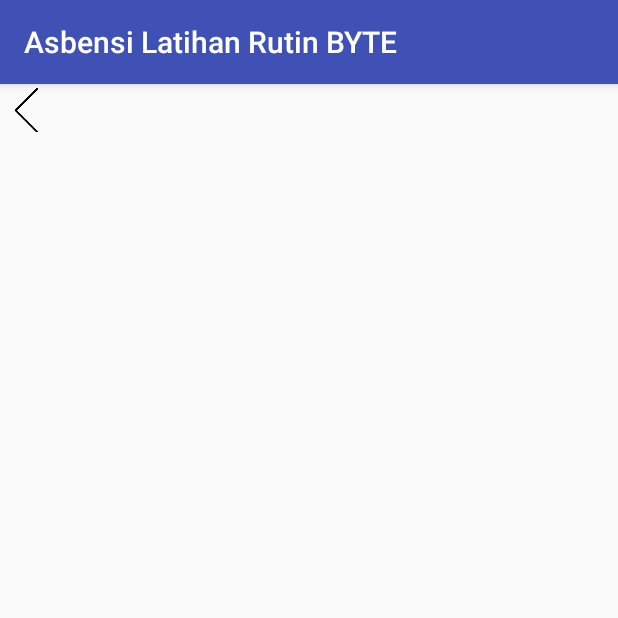
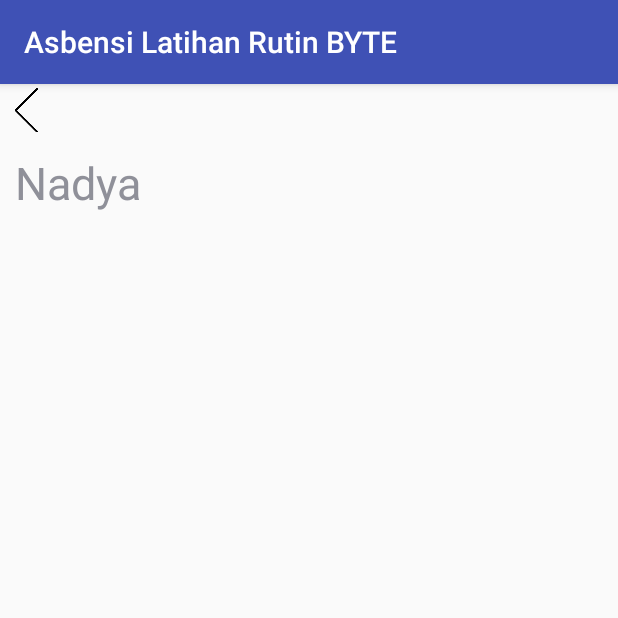
Before and after one commit to nadyaryota/Absensi-Basket, an Android app: the DaftarAnggota screen opened directly, with no data from a screen before it, on a phone screen of 412 x 824 dp, the top half of it. Run offline under Robolectric (Android 15) with nearby library versions, the phone set to English and light mode, and no system bars.

Commit message:
- Membuat fungsi list view untuk menampilkan daftar anggota - Membuat query untuk mengambil data anggota dari database

```diff
--- a/absenbasket/app/src/main/java/com/example/iya/absenbasket/DaftarAnggota.java
+++ b/absenbasket/app/src/main/java/com/example/iya/absenbasket/DaftarAnggota.java
@@ -1,20 +1,81 @@
 package com.example.iya.absenbasket;
 
+import android.app.ProgressDialog;
 import android.content.Intent;
 import android.support.v7.app.AppCompatActivity;
 import android.os.Bundle;
+import android.util.Log;
 import android.view.View;
+import android.widget.AdapterView;
+import android.widget.ArrayAdapter;
+import android.widget.ListView;
+import android.widget.Toast;
 
-public class DaftarAnggota extends AppCompatActivity {
+import java.util.ArrayList;
+import java.util.HashMap;
+
+public class DaftarAnggota extends AppCompatActivity  implements AdapterView.OnItemClickListener{
+    ListView viewAnggota;
+
+    ArrayAdapter adapter;
+    @Override
+    public void onItemClick(AdapterView<?> parent, View view, int position, long id) {
+        Toast.makeText(this, adapter.getPosition(position), Toast.LENGTH_SHORT).show();
+    }
 
     @Override
     protected void onCreate(Bundle savedInstanceState) {
         super.onCreate(savedInstanceState);
         setContentView(R.layout.activity_daftar_anggota);
+        Log.d("iya",String.valueOf(R.array.anggota_array));
+        String[] listNama ={"Nadya"};
+        adapter = new ArrayAdapter(getApplicationContext(),R.layout.simple_list,listNama);
+        ListView listview = (ListView) findViewById(R.id.listv_daftarAnggota) ;
+        listview.setAdapter(adapter);
     }
+
+    /*public ListView getViewAnggota() {
+
+        @Override
+        public void onClick(final View v) {
+        viewku = v;
+        url = "http://192.168.1.156/absenbasket/viewAnggota.php" + "nama" + nama.getText().toString() + "&password=" + ttl.getText().toString();
+        if
+                (nama.getText().toString().trim().length() > 0 && ttl.getText().toString().trim().length() > 0)
+        {
+            new lihatAnggota().execute();
+        }
+        else
+        {
+            Toast.makeText(getApplicationContext(), "Username/password masih kosong gan.!!", Toast.LENGTH_LONG).show();
+        }
+    }
+    return viewAnggota;
+    });
+
+    public class lihatAnggota extends DaftarAnggota <String, String, String> {
+
+        ArrayList<HashMap<String, String>> viewAnggota = new
+                ArrayList<HashMap<String, String>>();
+        ProgressDialog pDialog;
+        @Override
+        protected void onPreExecute () {
+
+            super.onPreExecute();
+            pDialog = new ProgressDialog(DaftarAnggota.this);
+            pDialog.setMessage("Tunggu Bentar ya...");
+            pDialog.setIndeterminate(false);
+            pDialog.setCancelable(true);
+            pDialog.show();
+        }
+    }
+    */
+
     public void backDaftarAnggota(View v){
         Intent back = new Intent(this, MainMenu.class);
 
         startActivity(back);
+
+
     }
 }
--- a/absenbasket/app/src/main/java/com/example/iya/absenbasket/MainActivity.java
+++ b/absenbasket/app/src/main/java/com/example/iya/absenbasket/MainActivity.java
@@ -13,12 +13,18 @@ import android.util.Log;
 import android.view.Menu;
 import android.view.View;
 import android.view.View.OnClickListener;
+import android.widget.AdapterView;
+import android.widget.ArrayAdapter;
 import android.widget.Button;
 import android.widget.EditText;
+import android.widget.ListView;
 import android.widget.TextView;
 import android.widget.Toast;
 
 public class MainActivity extends Activity {
+
+
+
     public static final String MyPREFERENCES = "MyPrefs" ;
     Button login;
     Intent a;
@@ -27,9 +33,13 @@ public class MainActivity extends Activity {
     View viewku;
     SessionManager session;
     @Override
-    protected void onCreate(Bundle savedInstanceState) {
+    protected void onCreate(Bundle savedInstanceState)  {
         super.onCreate(savedInstanceState);
         setContentView(R.layout.activity_main);
+
+
+
+
         session = new SessionManager(getApplicationContext());
         Toast.makeText(getApplicationContext(),
                 "User Login Status: " + session.isLoggedIn(), Toast.LENGTH_LONG).show();
@@ -43,7 +53,7 @@ public class MainActivity extends Activity {
             @Override
             public void onClick(final View v) {
                 viewku = v;
-                url = "http://192.168.1.185/absenbasket/login.php?" + "username=" + username.getText().toString() + "&password=" + password.getText().toString();
+                url = "http://192.168.1.156/absenbasket/login.php?" + "username=" + username.getText().toString() + "&password=" + password.getText().toString();
                 if
                         (username.getText().toString().trim().length() > 0 && password.getText().toString().trim().length() > 0)
                 {
@@ -56,6 +66,8 @@ public class MainActivity extends Activity {
             }
         });
     }
+
+
     public class Masuk extends AsyncTask<String, String, String>
     {
         ArrayList<HashMap<String, String>> contactList = new
--- a/absenbasket/app/src/main/java/com/example/iya/absenbasket/TambahAnggota.java
+++ b/absenbasket/app/src/main/java/com/example/iya/absenbasket/TambahAnggota.java
@@ -67,7 +67,7 @@ public class TambahAnggota extends AppCompatActivity {
                 int selectedId = radioGroup.getCheckedRadioButtonId();
                 radioButton = (RadioButton) findViewById(selectedId);
                 String jk = encodeUrl(radioButton.getText().toString());
-                url = "http://192.168.1.185/absenbasket/tambah.php?" + "nama=" + nama + "&ttl=" + ttl + "&posisi=" + posisi + "&angkatan=" + tahunMsk + "&jk=" + jk ;
+                url = "http://192.168.1.156/absenbasket/tambah.php?" + "nama=" + nama + "&ttl=" + ttl + "&posisi=" + posisi + "&angkatan=" + tahunMsk + "&jk=" + jk ;
 
                 Log.d("Nadya", "onClick: "+url);
                 new Tambah().execute();
--- a/absenbasket/app/src/main/res/layout/activity_daftar_anggota.xml
+++ b/absenbasket/app/src/main/res/layout/activity_daftar_anggota.xml
@@ -15,7 +15,7 @@
         android:onClick="backDaftarAnggota" />
 
     <ListView
-        android:id="@+id/list_daftarAnggota"
+        android:id="@+id/listv_daftarAnggota"
         android:layout_width="wrap_content"
         android:layout_height="wrap_content"
         android:layout_below="@+id/btn_closeDaftarAnggota">
--- /dev/null
+++ b/absenbasket/app/src/main/res/layout/simple_list.xml
@@ -0,0 +1,9 @@
+<?xml version="1.0" encoding="utf-8"?>
+<TextView xmlns:android="http://schemas.android.com/apk/res/android"
+    android:layout_width="match_parent" android:layout_height="match_parent"
+    android:id="@+id/label"
+    android:text="Nadya"
+    android:textSize="30sp"
+    android:padding="10dp">
+
+</TextView>
--- a/absenbasket/app/src/main/res/values/strings.xml
+++ b/absenbasket/app/src/main/res/values/strings.xml
@@ -4,4 +4,7 @@
     <string name="hello_world">Hallo Po</string>
     <string name="title_activity_my_account">MyAccount</string>
 
+    <string-array name="anggota_array">
+    <item>Aisyah</item>
+    </string-array>
 </resources>
```
Also changed, not shown: 1 other file.
